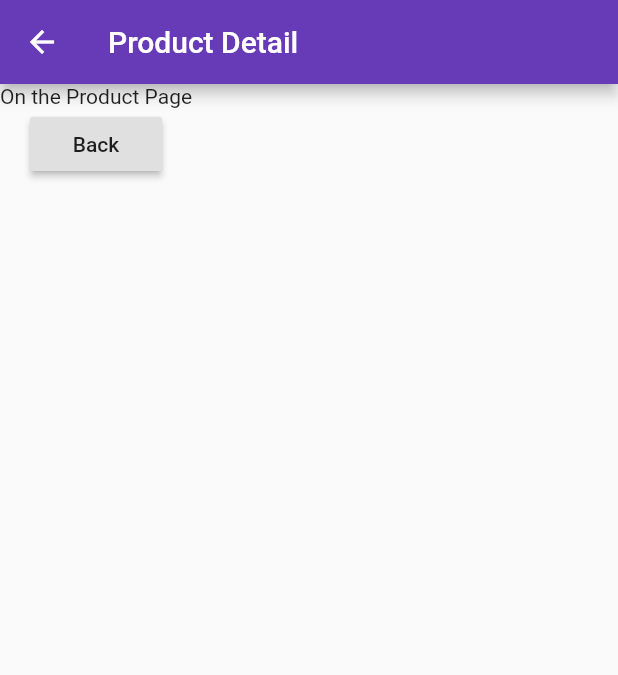
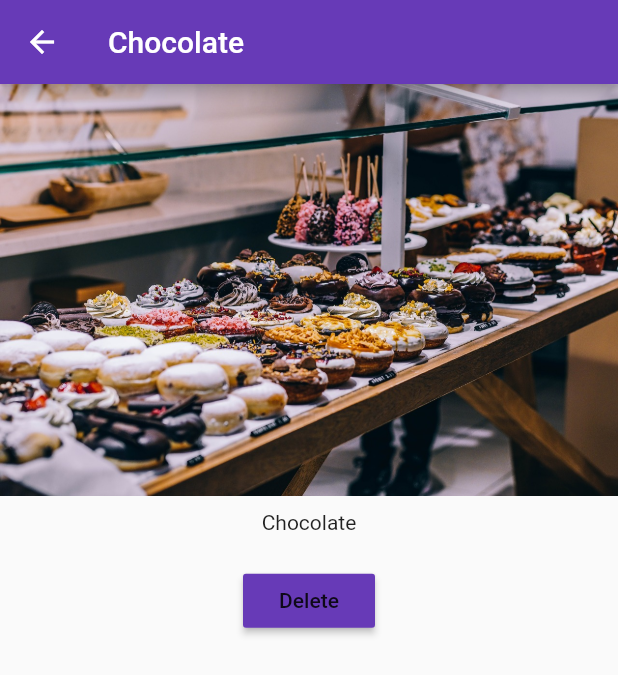
Before and after one commit to VasanthakumarV/mm-flutter, a Flutter app: the screen it shows after launch, after a tap on "Add Product", after a tap on "Details", on a phone screen of 412 x 824 dp. Shown: the top 675 px of the screen. Run offline on Flutter 3.47's test engine with Material 2 defaults, Android fonts, the phone set to English and light mode, and no system bars.

```diff
--- a/navigation/lib/pages/product.dart
+++ b/navigation/lib/pages/product.dart
@@ -1,18 +1,32 @@
 import 'package:flutter/material.dart';
 
 class ProductPage extends StatelessWidget {
+  final String title;
+  final String imageUrl;
+
+  ProductPage(this.title, this.imageUrl);
+
   @override
   Widget build(BuildContext context) {
     return Scaffold(
       appBar: AppBar(
-        title: Text('Product Detail'),
+        title: Text(title),
       ),
       body: Column(
+        crossAxisAlignment: CrossAxisAlignment.center,
         children: <Widget>[
-          Text('On the Product Page'),
-          RaisedButton(
-            child: Text('Back'),
-            onPressed: () => Navigator.pop(context),
+          Image.asset(imageUrl),
+          Container(
+            padding: EdgeInsets.all(10.0),
+            child: Text(title),
+          ),
+          Container(
+            padding: EdgeInsets.all(10.0),
+            child: RaisedButton(
+              color: Theme.of(context).accentColor,
+              child: Text('Delete'),
+              onPressed: () => Navigator.pop(context, true),
+            ),
           )
         ],
       ),
--- a/navigation/lib/product_control.dart
+++ b/navigation/lib/product_control.dart
@@ -9,7 +9,7 @@ class ProductController extends StatelessWidget {
     return RaisedButton(
       color: Theme.of(context).textSelectionColor,
       onPressed: () {
-        addProduct("Sweets");
+        addProduct({"title": "Chocolate", "image": "images/food.jpg"});
       },
       child: Text("Add Product"),
     );
--- a/navigation/lib/product_manager.dart
+++ b/navigation/lib/product_manager.dart
@@ -4,7 +4,7 @@ import './products.dart';
 import './product_control.dart';
 
 class ProductManager extends StatefulWidget {
-  final String startingProduct;
+  final Map startingProduct;
   ProductManager({this.startingProduct});
 
   @override
@@ -14,7 +14,7 @@ class ProductManager extends StatefulWidget {
 }
 
 class _ProductManagerState extends State<ProductManager> {
-  List<String> _products = [];
+  List<Map<String, String>> _products = [];
 
   @override
   void initState() {
@@ -24,9 +24,15 @@ class _ProductManagerState extends State<ProductManager> {
     }
   }
 
-  void _addProducts(String product) {
+  void _addProducts(Map<String, String> product) {
     setState(() {
       _products.add(product);
+    });
+  }
+
+  void _deleteProduct(int index) {
+    setState(() {
+      _products.removeAt(index);
     });
   }
 
@@ -37,7 +43,7 @@ class _ProductManagerState extends State<ProductManager> {
         child: ProductController(_addProducts),
       ),
       Expanded(
-        child: Products(_products),
+        child: Products(_products, deleteProduct: _deleteProduct),
       ),
     ]);
   }
--- a/navigation/lib/products.dart
+++ b/navigation/lib/products.dart
@@ -3,26 +3,32 @@ import 'package:flutter/material.dart';
 import './pages/product.dart';
 
 class Products extends StatelessWidget {
-  final List<String> products;
-  Products(this.products);
+  final List<Map<String, String>> products;
+  final Function deleteProduct;
+  Products(this.products, {this.deleteProduct});
 
   Widget _buildProductItem(BuildContext context, int index) {
     return Card(
       child: Column(
         children: <Widget>[
-          Image.asset("images/food.jpg"),
-          Text(products[index]),
+          Image.asset(products[index]['image']),
+          Text(products[index]['title']),
           ButtonBar(
             alignment: MainAxisAlignment.center,
             children: <Widget>[
               FlatButton(
                 child: Text('Details'),
-                onPressed: () => Navigator.push(
+                onPressed: () => Navigator.push<bool>(
                       context,
                       MaterialPageRoute(
-                        builder: (BuildContext context) => ProductPage(),
+                        builder: (BuildContext context) => ProductPage(
+                            products[index]["title"], products[index]["image"]),
                       ),
-                    ),
+                    ).then((bool value) {
+                      if (value) {
+                        deleteProduct(index);
+                      }
+                    }),
               )
             ],
           ),
```
